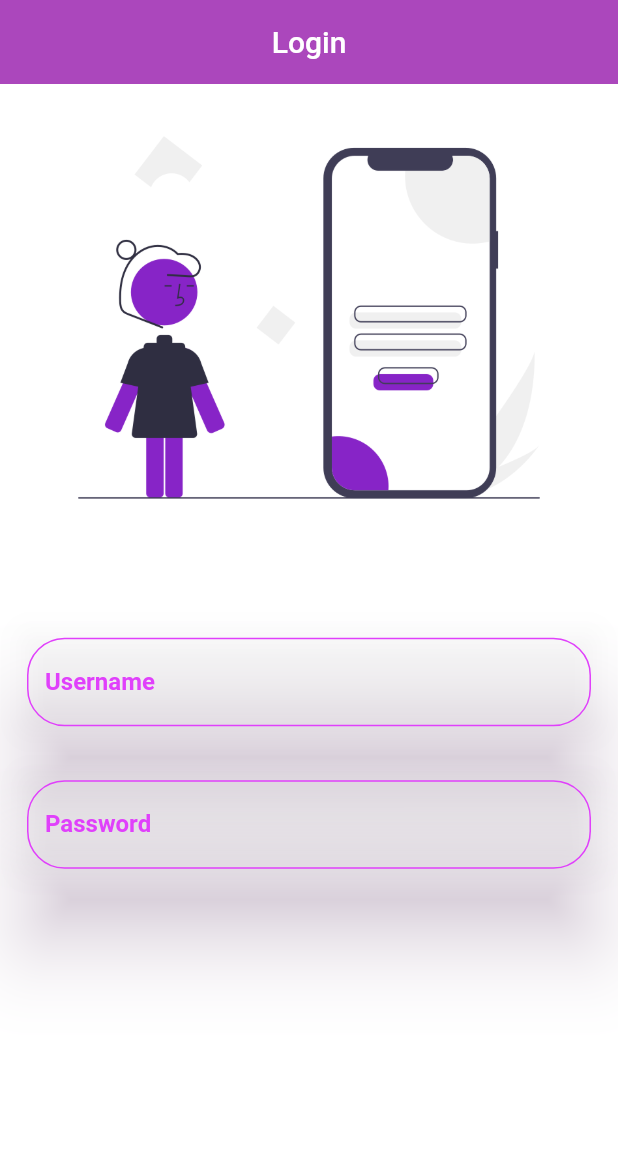
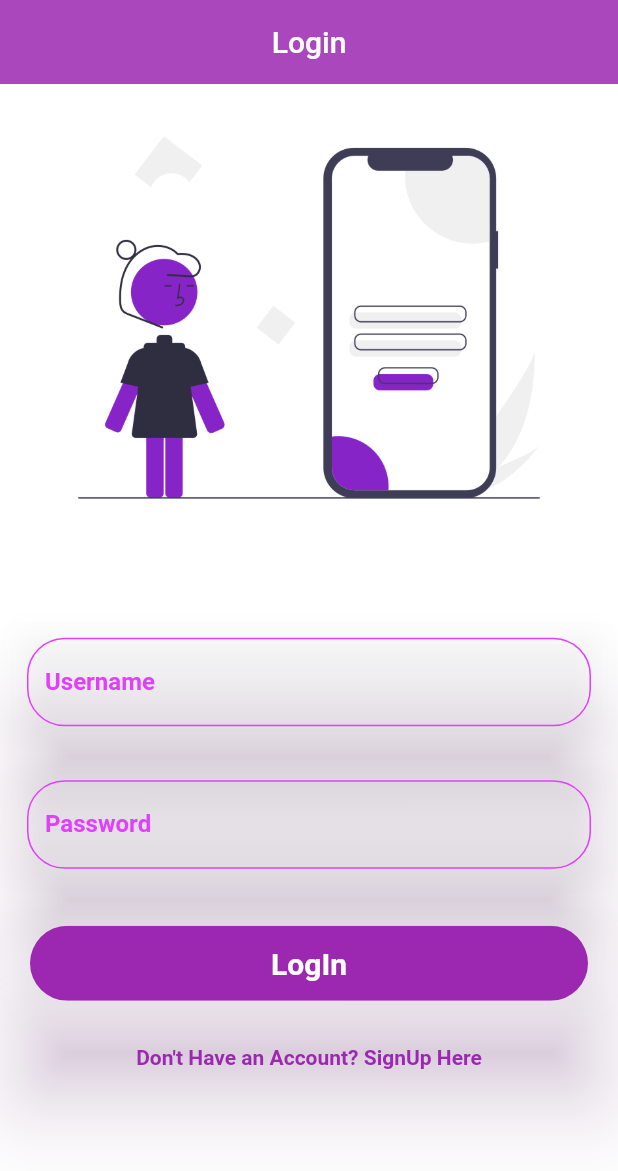
Before and after one commit to DarkNinja15/chat_app, a Flutter app: the screen it shows after launch, on a phone screen of 412 x 824 dp. Shown: the top 1171 px of the screen. Run offline on Flutter 3.47's test engine with Material 2 defaults, Android fonts, the phone set to English and light mode, and no system bars; our stand-ins replace firebase_auth, firebase_core, flutter_spinkit, google_fonts; accounts and stored records are empty.

Commit message:
completed login page

```diff
--- a/chat_app/lib/pages/login_page.dart
+++ b/chat_app/lib/pages/login_page.dart
@@ -1,5 +1,6 @@
 import 'package:chat_app/shared/shared_properties.dart';
 import 'package:flutter/material.dart';
+import 'package:google_fonts/google_fonts.dart';
 
 class LoginPage extends StatelessWidget {
   const LoginPage({super.key});
@@ -26,8 +27,8 @@ class LoginPage extends StatelessWidget {
               Form(
                 key: formKey,
                 child: Column(
-                  children: const [
-                    Padding(
+                  children: [
+                    const Padding(
                       padding: EdgeInsets.all(18.0),
                       child: TextForm(
                         hintText: 'Enter Your username',
@@ -35,7 +36,7 @@ class LoginPage extends StatelessWidget {
                         textInputType: TextInputType.emailAddress,
                       ),
                     ),
-                    Padding(
+                    const Padding(
                       padding: EdgeInsets.all(18.0),
                       child: TextForm(
                         hintText: 'Enter Your Password',
@@ -44,7 +45,58 @@ class LoginPage extends StatelessWidget {
                         obscure: true,
                       ),
                     ),
+                    Padding(
+                      padding: const EdgeInsets.all(20.0),
+                      child: InkWell(
+                        onTap: () {},
+                        child: PhysicalModel(
+                          color: Colors.transparent,
+                          shadowColor: Colors.purple.shade200,
+                          elevation: 30,
+                          child: ClipRRect(
+                            borderRadius: BorderRadius.circular(
+                              25.0,
+                            ),
+                            child: Container(
+                              alignment: Alignment.center,
+                              height: 50,
+                              width: double.infinity,
+                              color: Colors.purple,
+                              child: Text(
+                                'LogIn',
+                                style: TextStyle(
+                                  color: Colors.white,
+                                  fontWeight: FontWeight.bold,
+                                  fontFamily: GoogleFonts.roboto().fontFamily,
+                                  fontSize: 20,
+                                ),
+                              ),
+                            ),
+                          ),
+                        ),
+                      ),
+                    )
                   ],
+                ),
+              ),
+              const SizedBox(
+                height: 10,
+              ),
+              InkWell(
+                onTap: () {},
+                child: RichText(
+                  text: const TextSpan(
+                    text: "Don't Have an Account? ",
+                    style: TextStyle(
+                      color: Colors.purple,
+                      fontWeight: FontWeight.bold,
+                    ),
+                    children: [
+                      TextSpan(
+                        text: 'SignUp Here',
+                      ),
+                    ],
+                  ),
                 ),
               )
             ],
--- a/chat_app/lib/shared/shared_properties.dart
+++ b/chat_app/lib/shared/shared_properties.dart
@@ -54,6 +54,24 @@ class TextForm extends StatelessWidget {
         ),
         keyboardType: textInputType,
         obscureText: obscure,
+        validator: (value) {
+          if (textInputType == TextInputType.emailAddress) {
+            if (value!.isEmpty) {
+              return 'Enter email';
+            }
+            if (!value.endsWith('.com')) {
+              return 'Invalid email';
+            }
+          } else if (textInputType == TextInputType.text) {
+            if (value!.isEmpty) {
+              return 'Enter password';
+            }
+            if (value.length < 6) {
+              return 'Password too short';
+            }
+          }
+        },
+        onSaved: (value) {},
       ),
     );
   }
```
